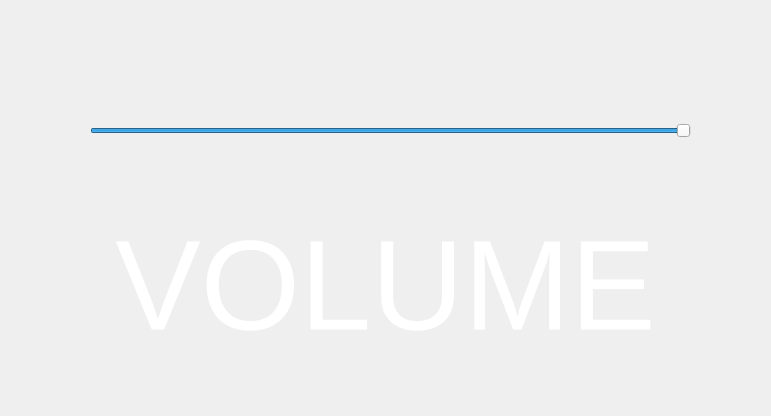
This is ui/settings.ui in Dmitriy2442/CT_project as Qt 5 draws it before an edit; both pictures show x 250 to 1021 and y 155 to 571 of the 1280 by 720 pixel window. The edited form follows.
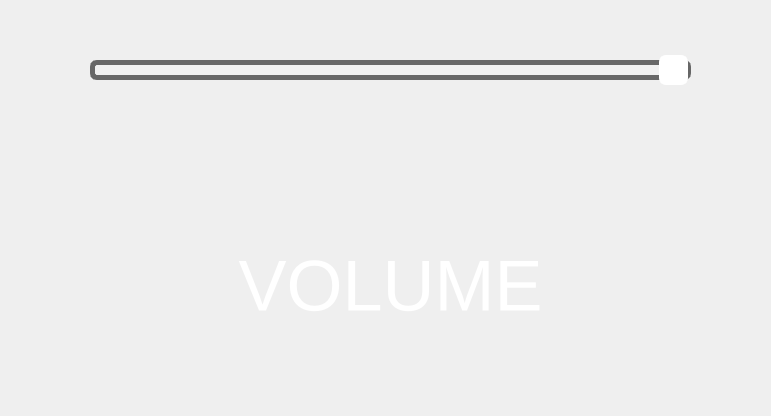
This is the edited form. Icons and pictures are not drawn. Custom widgets are drawn as their Qt base class.

Commit message: Adjusted volume slider design

What changed in the file:
```diff
--- a/ui/settings.ui
+++ b/ui/settings.ui
@@ -61,7 +61,7 @@
    <property name="geometry">
     <rect>
      <x>340</x>
-     <y>170</y>
+     <y>110</y>
      <width>601</width>
      <height>231</height>
     </rect>
@@ -79,15 +79,23 @@
     </size>
    </property>
    <property name="styleSheet">
-    <string notr="true">Slider {
-        id: volumeBar
-        maximumValue: 100.0
-        stepSize: 10
-        value: 0.0
-        tickmarksEnabled: true
-        anchors.verticalCenter: parent.verticalCenter
-        onValueChanged: audio.on_sliderVolume_sliderMoved(volumeBar.value)
-    }</string>
+    <string notr="true">
+QSlider::groove:horizontal {
+    border: 5px solid #666666;
+	border-radius: 7px;
+    height: 10px;
+    }
+QSlider::handle:horizontal {
+	background-color: white;
+	width: 25px;
+	margin: -10px -2px;
+	border-radius: 7px;
+	border: 2px solid white;
+    }
+QSlide::add-page:horizontal {
+	background: qlinegradient(x1:0, y1:0, x2:0, y2:0, stop:0 #777777, stop:1 #999999);
+}
+</string>
    </property>
    <property name="sliderPosition">
     <number>99</number>
@@ -99,15 +107,15 @@
   <widget class="QLabel" name="label">
    <property name="geometry">
     <rect>
-     <x>330</x>
+     <x>0</x>
      <y>370</y>
-     <width>611</width>
+     <width>1281</width>
      <height>141</height>
     </rect>
    </property>
    <property name="styleSheet">
     <string notr="true">QLabel {
-	font-size: 128px;
+	font-size: 72px;
 	color: #ffffff;
 }</string>
    </property>
```
